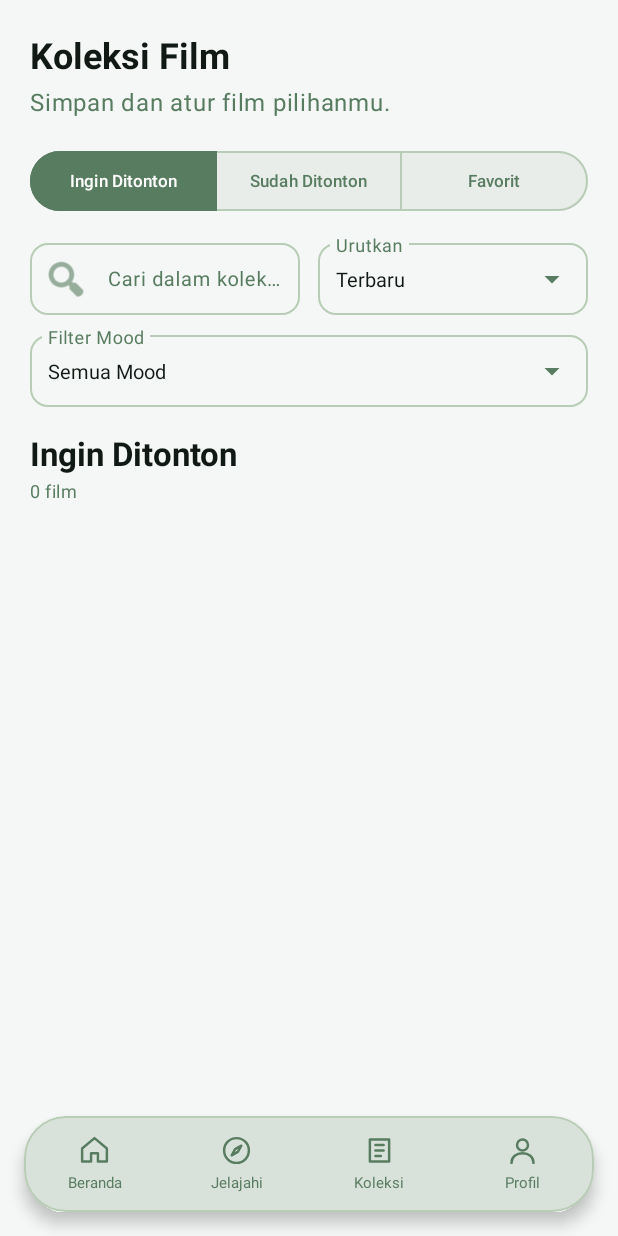
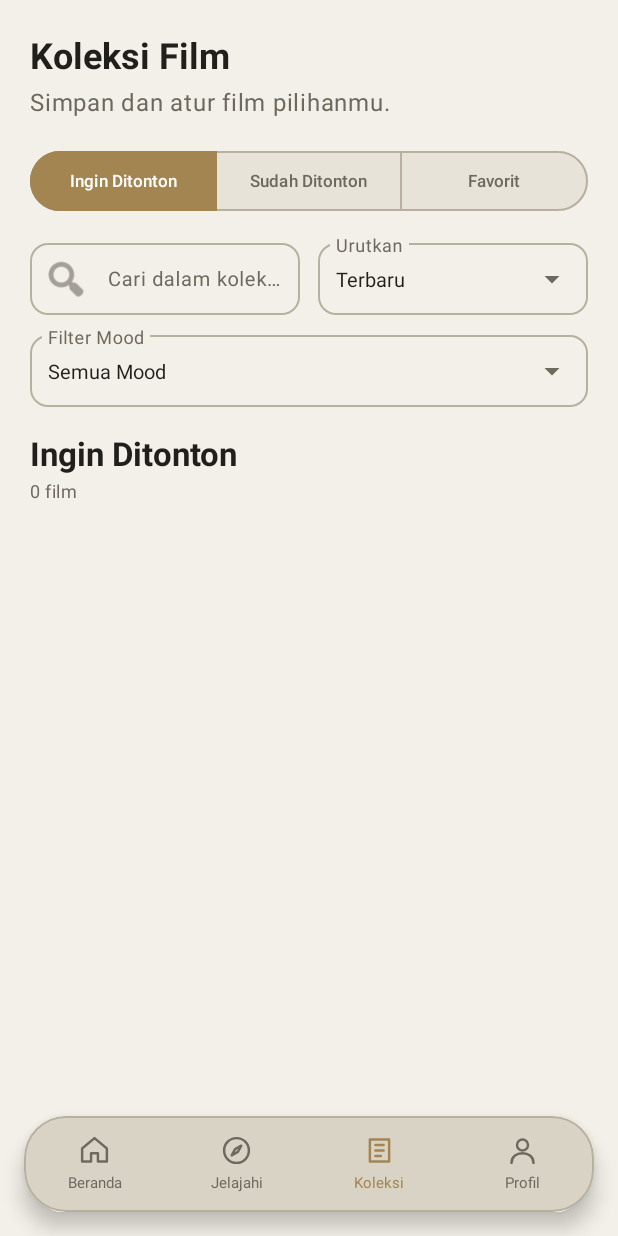
Before and after one commit to azuradera/jelajahrasa, an Android app: the CollectionFragment screen opened through its navigation route, on a phone screen of 412 x 824 dp. Run offline under Robolectric (Android 15) with nearby library versions, the phone set to English and light mode, and no system bars; our stand-ins replace Firebase (no records; nobody signed in at launch, a user with empty details on screens opened directly), Room's generated code; pictures from the network do not load.

Commit message:
ubah warna aplikasi

```diff
--- a/app/src/main/java/com/bayu/jelajahrasa/ui/home/HomeFragment.kt
+++ b/app/src/main/java/com/bayu/jelajahrasa/ui/home/HomeFragment.kt
@@ -96,7 +96,6 @@ class HomeFragment : Fragment(R.layout.fragment_home) {
             binding.btnFast.setTextColor(textSecondaryColor)
             binding.btnFast.strokeColor = android.content.res.ColorStateList.valueOf(outlineColor)
         } else {
-            // Neutral (Belum dipilih)
             binding.btnFast.backgroundTintList = android.content.res.ColorStateList.valueOf(surfaceColor)
             binding.btnFast.setTextColor(textSecondaryColor)
             binding.btnFast.strokeColor = android.content.res.ColorStateList.valueOf(outlineColor)
--- a/app/src/main/java/com/bayu/jelajahrasa/ui/movie/MovieViewModel.kt
+++ b/app/src/main/java/com/bayu/jelajahrasa/ui/movie/MovieViewModel.kt
@@ -363,7 +363,6 @@ class MovieViewModel(
         if (currentState.searchQuery.isNotBlank()) {
             searchMovies(currentState.searchQuery, nextPage, append = true)
         } else if (currentState.selectedMood != null) {
-            // Mood recommendations pagination can load more recommendations
             loadMoreMoodRecommendations()
         } else {
             loadMovies(currentState.activeFilter, nextPage, append = true)
--- a/app/src/main/res/layout/activity_main.xml
+++ b/app/src/main/res/layout/activity_main.xml
@@ -27,7 +27,7 @@
         android:layout_marginBottom="16dp"
         app:cardBackgroundColor="@color/theme_card"
         app:cardCornerRadius="28dp"
-        app:cardElevation="6dp"
+        app:cardElevation="8dp"
         app:strokeColor="@color/theme_outline"
         app:strokeWidth="1dp"
         app:layout_constraintBottom_toBottomOf="parent"
@@ -41,7 +41,6 @@
             android:weightSum="4"
             android:gravity="center">
 
-            <!-- Nav Item 1: Home -->
             <LinearLayout
                 android:id="@+id/nav_home"
                 android:layout_width="0dp"
@@ -73,7 +72,6 @@
 
             </LinearLayout>
 
-            <!-- Nav Item 2: Explore -->
             <LinearLayout
                 android:id="@+id/nav_explore"
                 android:layout_width="0dp"
@@ -105,7 +103,6 @@
 
             </LinearLayout>
 
-            <!-- Nav Item 3: Collection -->
             <LinearLayout
                 android:id="@+id/nav_collection"
                 android:layout_width="0dp"
@@ -137,7 +134,6 @@
 
             </LinearLayout>
 
-            <!-- Nav Item 4: Profile -->
             <LinearLayout
                 android:id="@+id/nav_profile"
                 android:layout_width="0dp"
--- a/app/src/main/res/layout/fragment_home.xml
+++ b/app/src/main/res/layout/fragment_home.xml
@@ -13,7 +13,6 @@
         android:orientation="vertical"
         android:paddingBottom="90dp">
 
-        <!-- Header Title -->
         <LinearLayout
             android:layout_width="match_parent"
             android:layout_height="wrap_content"
@@ -49,7 +48,6 @@
 
         </LinearLayout>
 
-        <!-- Mood Section -->
         <LinearLayout
             android:layout_width="match_parent"
             android:layout_height="wrap_content"
@@ -366,7 +364,6 @@
 
         </LinearLayout>
 
-        <!-- Popular Movies Section -->
         <LinearLayout
             android:layout_width="match_parent"
             android:layout_height="wrap_content"
@@ -430,7 +427,6 @@
 
         </LinearLayout>
 
-        <!-- Current Year Best Movies -->
         <LinearLayout
             android:layout_width="match_parent"
             android:layout_height="wrap_content"
@@ -458,7 +454,6 @@
 
         </LinearLayout>
 
-        <!-- All Time Best Movies -->
         <LinearLayout
             android:layout_width="match_parent"
             android:layout_height="wrap_content"
--- a/app/src/main/res/values-night/colors.xml
+++ b/app/src/main/res/values-night/colors.xml
@@ -1,30 +1,27 @@
 <?xml version="1.0" encoding="utf-8"?>
 <resources>
-    <color name="theme_background">#111915</color>
-    <color name="theme_surface">#1C2922</color>
-    <color name="theme_card">#26362E</color>
-    <color name="theme_primary">#7EAA86</color>
-    <color name="theme_on_primary">#111915</color>
-    <color name="theme_secondary">#B8CDB5</color>
-    <color name="theme_on_secondary">#111915</color>
-    <color name="theme_tertiary">#B8CDB5</color>
-    <color name="theme_on_tertiary">#111915</color>
-    <color name="theme_text">#F0F3EC</color>
-    <color name="theme_text_secondary">#B8CDB5</color>
-    <color name="theme_outline">#4A6154</color>
-
-    <!-- Aliases used in styles and drawables -->
-    <color name="color_on_primary">#111915</color>
-    <color name="color_card">#26362E</color>
-    <color name="color_text_secondary">#B8CDB5</color>
-    <color name="color_primary">#7EAA86</color>
-    <color name="color_dark_emerald">#365C45</color>
-
+    <color name="theme_background">#201F1C</color>
+    <color name="theme_surface">#302E29</color>
+    <color name="theme_card">#3D3A34</color>
+    <color name="theme_primary">#C5A875</color>
+    <color name="theme_on_primary">#201F1C</color>
+    <color name="theme_secondary">#E0CEAA</color>
+    <color name="theme_on_secondary">#201F1C</color>
+    <color name="theme_tertiary">#E0CEAA</color>
+    <color name="theme_on_tertiary">#201F1C</color>
+    <color name="theme_text">#F3F0E9</color>
+    <color name="theme_text_secondary">#C4BEB2</color>
+    <color name="theme_outline">#57534A</color>
+    <color name="color_on_primary">#201F1C</color>
+    <color name="color_card">#3D3A34</color>
+    <color name="color_text_secondary">#C4BEB2</color>
+    <color name="color_primary">#C5A875</color>
+    <color name="color_dark_emerald">#8C744B</color>
     <color name="soft_red">#D9665B</color>
-    <color name="mood_happy">#F2B84B</color>
+    <color name="mood_happy">#E0CEAA</color>
     <color name="mood_sad">#A7A39A</color>
-    <color name="mood_energetic">#F28C45</color>
+    <color name="mood_energetic">#D9825B</color>
     <color name="mood_tense">#D9665B</color>
-    <color name="mood_romantic">#E879A5</color>
-    <color name="mood_curious">#A6A65C</color>
+    <color name="mood_romantic">#D9799E</color>
+    <color name="mood_curious">#C5B475</color>
 </resources>
--- a/app/src/main/res/values/colors.xml
+++ b/app/src/main/res/values/colors.xml
@@ -1,28 +1,28 @@
 <?xml version="1.0" encoding="utf-8"?>
 <resources>
-    <color name="theme_background">#F4F7F5</color>
-    <color name="theme_surface">#E8EDE9</color>
-    <color name="theme_card">#D9E2DA</color>
-    <color name="theme_primary">#587C60</color>
+    <color name="theme_background">#F3F0E9</color>
+    <color name="theme_surface">#E8E3D8</color>
+    <color name="theme_card">#D9D3C5</color>
+    <color name="theme_primary">#A38552</color>
     <color name="theme_on_primary">#FFFFFF</color>
-    <color name="theme_secondary">#7EAA86</color>
-    <color name="theme_on_secondary">#111915</color>
-    <color name="theme_tertiary">#587C60</color>
+    <color name="theme_secondary">#C5A875</color>
+    <color name="theme_on_secondary">#201F1C</color>
+    <color name="theme_tertiary">#A38552</color>
     <color name="theme_on_tertiary">#FFFFFF</color>
-    <color name="theme_text">#111915</color>
-    <color name="theme_text_secondary">#587C60</color>
-    <color name="theme_outline">#B8CDB5</color>
+    <color name="theme_text">#201F1C</color>
+    <color name="theme_text_secondary">#6E695E</color>
+    <color name="theme_outline">#B8B09F</color>
     <color name="color_on_primary">#FFFFFF</color>
-    <color name="color_card">#D9E2DA</color>
-    <color name="color_text_secondary">#587C60</color>
-    <color name="color_primary">#587C60</color>
-    <color name="color_dark_emerald">#365C45</color>
+    <color name="color_card">#D9D3C5</color>
+    <color name="color_text_secondary">#6E695E</color>
+    <color name="color_primary">#A38552</color>
+    <color name="color_dark_emerald">#7A6034</color>
     <color name="soft_red">#D9665B</color>
-    <color name="mood_happy">#D99B26</color>
+    <color name="mood_happy">#C5A875</color>
     <color name="mood_sad">#78746C</color>
     <color name="mood_energetic">#D67431</color>
     <color name="mood_tense">#B84A40</color>
     <color name="mood_romantic">#C45987</color>
     <color name="mood_curious">#8A8A42</color>
-    <color name="icon_background">#F4F7F5</color>
+    <color name="icon_background">#F3F0E9</color>
 </resources>
```
